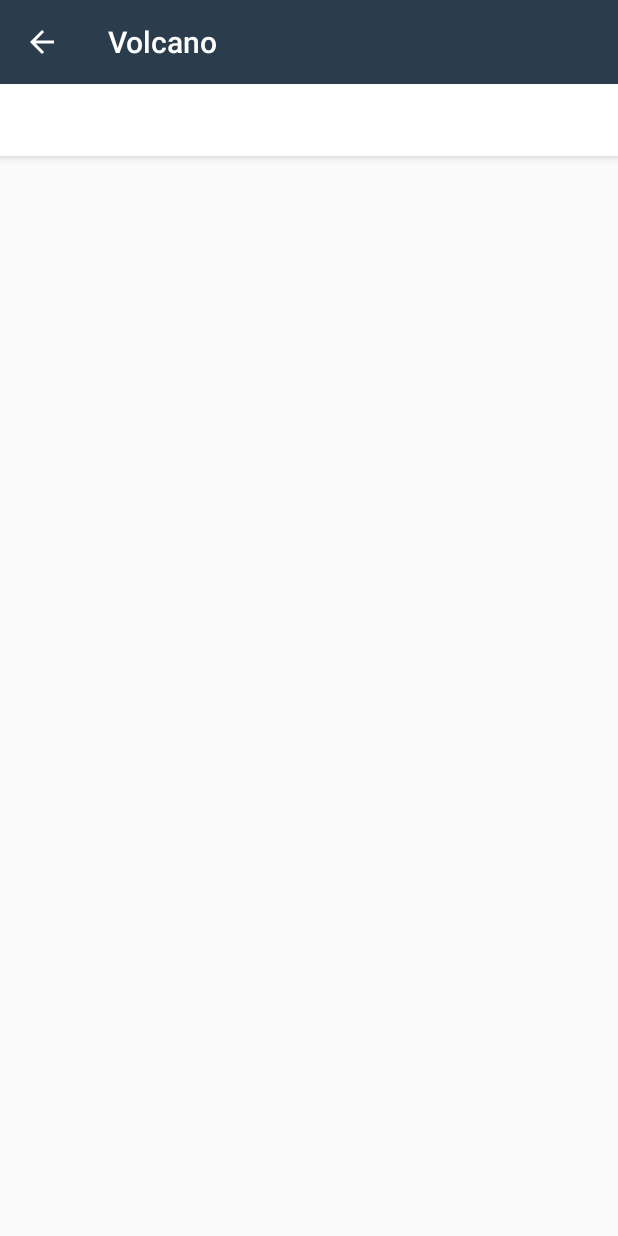
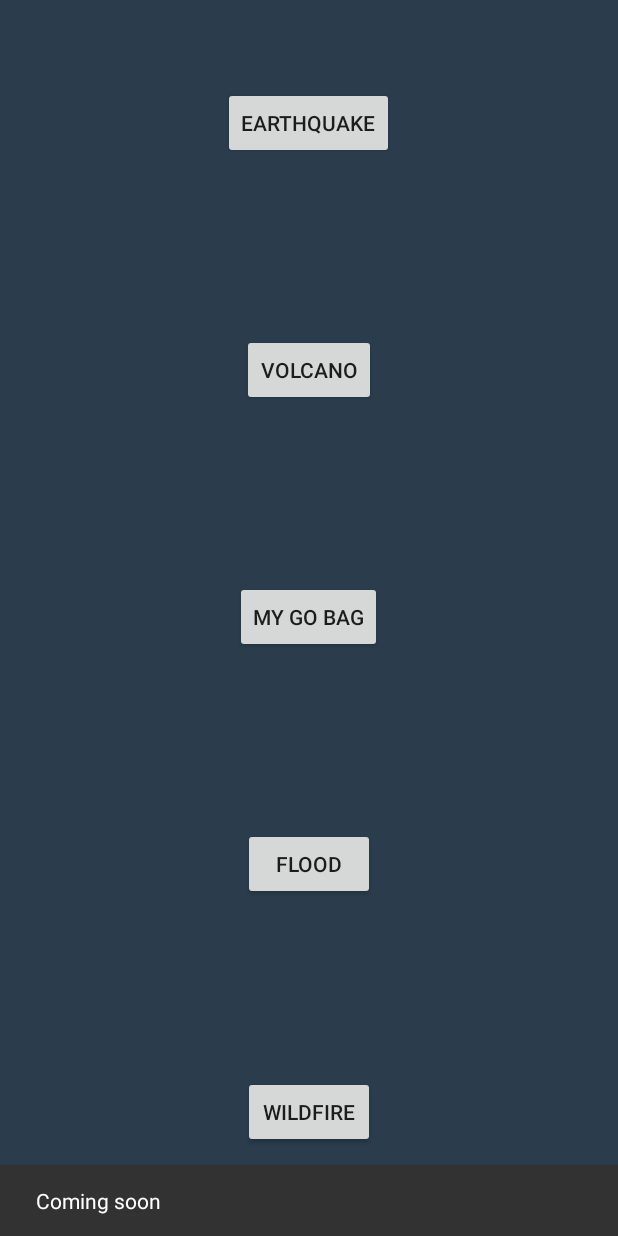
Before and after one commit to AngaKoko/SoS-Relief, an Android app: the screen it shows after launch (VolcanoActivity before the commit, MainActivity after it), after a tap on "VOLCANO", on a phone screen of 412 x 824 dp. Run offline under Robolectric (Android 15) with nearby library versions, the phone set to English and light mode, and no system bars.

Commit message:
change MainActivity background

```diff
--- a/app/src/main/java/com/example/simba/canopener/GoBagActivity.java
+++ b/app/src/main/java/com/example/simba/canopener/GoBagActivity.java
@@ -37,9 +37,9 @@ public class GoBagActivity extends AppCompatActivity {
 
     private void setUpViewPager(ViewPager viewPager){
         mPagerAdapter.clearFragment();
+        mPagerAdapter.addFragment(new GoBagFragment(), getString(R.string.my_go_bag));
         mPagerAdapter.addFragment(new BasicSupplyKitFragment(), getString(R.string.basic_items));
         mPagerAdapter.addFragment(new MaintainingYourKitFragment(), getString(R.string.kit_maintenance));
-        mPagerAdapter.addFragment(new GoBagFragment(), getString(R.string.my_go_bag));
         //mPagerAdapter.addFragment(new VolcanoGoBagFragment(), getString(R.string.volcano));
         //mPagerAdapter.addFragment(new FloodGoBagFragment(), getString(R.string.flood));
         //mPagerAdapter.addFragment(new WildfireGoBagFragment(), getString(R.string.wildfire));
--- a/app/src/main/java/com/example/simba/canopener/MainActivity.java
+++ b/app/src/main/java/com/example/simba/canopener/MainActivity.java
@@ -1,6 +1,7 @@
 package com.example.simba.canopener;
 
 import android.content.Intent;
+import android.support.design.widget.Snackbar;
 import android.support.v7.app.AppCompatActivity;
 import android.os.Bundle;
 import android.view.View;
@@ -54,24 +55,34 @@ public class MainActivity extends AppCompatActivity {
         });
     }
 
+    private void showSnackBar(String message){
+        Snackbar.make(findViewById(R.id.parent_layout), message, Snackbar.LENGTH_LONG).show();
+    }
+
     private void startEarthQuakeActivity(){
         Intent intent = new Intent(this, EarthquakeActivity.class);
         startActivity(intent);
     }
 
     private void startVolcanoActivity(){
-        Intent intent = new Intent(this, VolcanoActivity.class);
-        startActivity(intent);
+        //Intent intent = new Intent(this, VolcanoActivity.class);
+        //startActivity(intent);
+        //Inform user function not yet ready
+        showSnackBar(getString(R.string.coming_soon));
     }
 
     private void startFloodActivity(){
-        Intent intent = new Intent(this, FloodingActivity.class);
-        startActivity(intent);
+        //Intent intent = new Intent(this, FloodingActivity.class);
+        //startActivity(intent);
+        //Inform user function not yet ready
+        showSnackBar(getString(R.string.coming_soon));
     }
 
     private void startWildfireActivity(){
-        Intent intent = new Intent(this, WildfireActivity.class);
-        startActivity(intent);
+        //Intent intent = new Intent(this, WildfireActivity.class);
+        //startActivity(intent);
+        //Inform user function not yet ready
+        showSnackBar(getString(R.string.coming_soon));
     }
 
     private void startMyGoBagActivity(){
--- a/app/src/main/res/layout/activity_main.xml
+++ b/app/src/main/res/layout/activity_main.xml
@@ -4,7 +4,9 @@
     xmlns:tools="http://schemas.android.com/tools"
     android:layout_width="match_parent"
     android:layout_height="match_parent"
-    tools:context=".MainActivity">
+    tools:context=".MainActivity"
+    android:id="@+id/parent_layout"
+    android:background="@color/colorPrimary">
 
     <LinearLayout
         android:layout_width="match_parent"
--- a/app/src/main/res/values/strings.xml
+++ b/app/src/main/res/values/strings.xml
@@ -31,6 +31,7 @@
     <string name="yes">Yes</string>
     <string name="cancel">Cancel</string>
     <string name="basic_items">Basic items</string>
+    <string name="coming_soon">Coming soon</string>
 
     <string name="basic_disaster_kit_1">Make sure your emergency kit is stocked with the items on the checklist below.
         Most of the items are inexpensive and easy to find, and any one of them could save your life.
```
